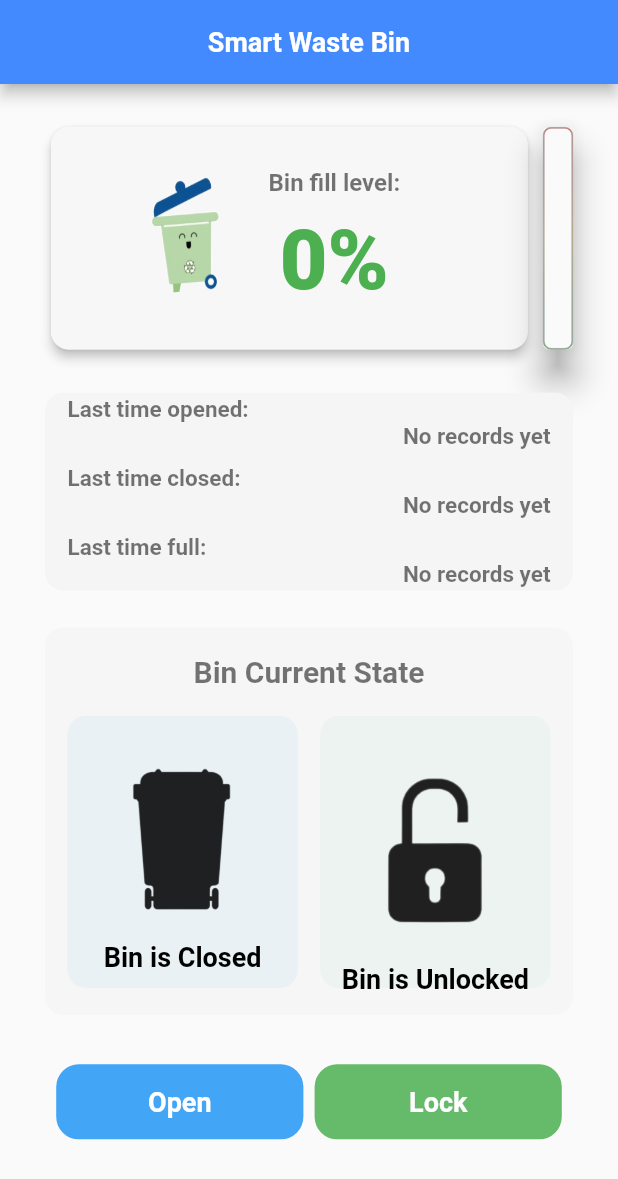
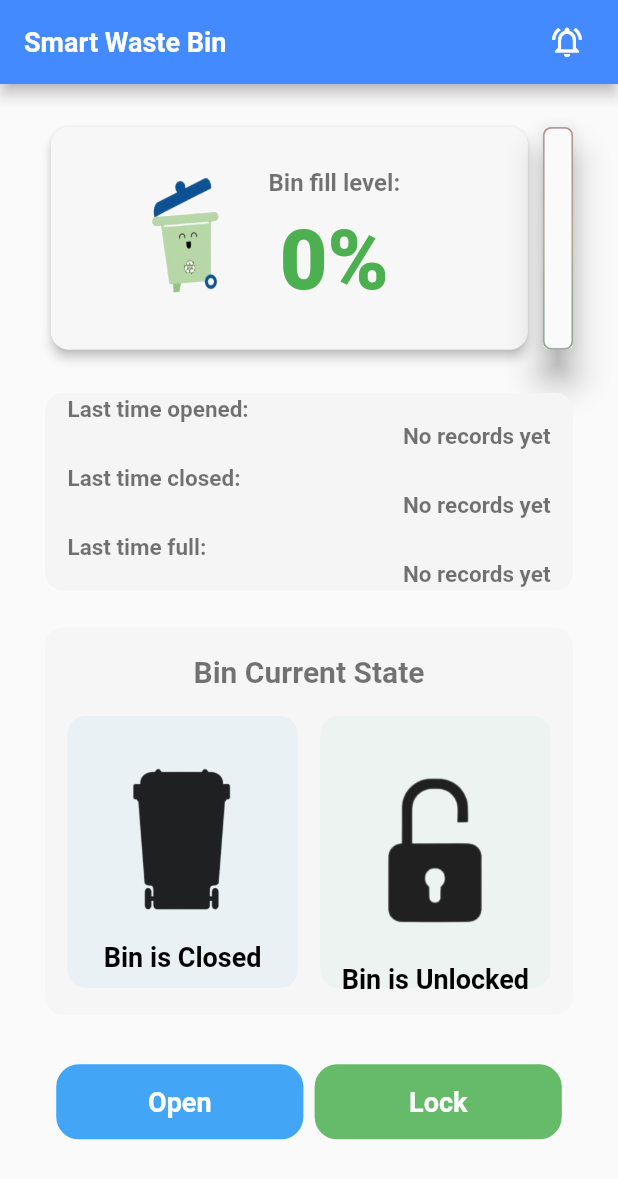
Before and after one commit to Enisco/smart_bin_advanced, a Flutter app: the screen it shows after launch, on a phone screen of 412 x 824 dp. Shown: the top 1179 px of the screen. Run offline on Flutter 3.47's test engine with Material 2 defaults, Android fonts, the light colour scheme and no system bars; our stand-ins replace flutter_local_notifications, get; missing offline and left inert: flutter_background, mqtt_client.

Commit message:
snooze scheduler

```diff
--- a/lib/presentation/controller.dart
+++ b/lib/presentation/controller.dart
@@ -18,6 +18,12 @@ class SmartWasteBinController extends GetxController {
   bool open = false;
   String? lastTimeOpened, lastTimeClosed, lastTimeFull;
 
+  void changeSnoozeState() {
+    snoozeNotification = !snoozeNotification;
+    update();
+    print("Bell pressed. snoozeNotification is now $snoozeNotification");
+  }
+
   String getLastTime() {
     DateTime now = DateTime.now();
     String lastTime =
@@ -33,6 +39,8 @@ class SmartWasteBinController extends GetxController {
   final builder = MqttClientPayloadBuilder();
   String pubTopic = 'wastebinapp/apptobin';
   String subTopic = 'wastebinapp/bintoapp';
+  bool snoozeNotification = false, shouldSnooze = false;
+  DateTime snoozeTime = DateTime.now();
 
   /// Functions
   Future<void> mqttConnect() async {
@@ -117,9 +125,24 @@ class SmartWasteBinController extends GetxController {
           }
 
           if (percentageVal >= 90) {
+            // if (snoozeNotification == true && shouldSnooze == false) {
+            //   print("Hallo here");
+            //   localNotificationServices.showNotification(percentageVal);
+            //   shouldSnooze = true;
+            //   snoozeTime.add(const Duration(minutes: 1));
+            // } else if (snoozeNotification == true && shouldSnooze == true) {
+            //   print("Hey! Im here");
+            //   if (snoozeTime.compareTo(DateTime.now()) >= 0) {
+            //     print("From this corner");
+            //     shouldSnooze = false;
+            //     localNotificationServices.showNotification(percentageVal);
+            //   }
+            // } else {
+            //   print("We dont know wjat's going on");
+            //   localNotificationServices.showNotification(percentageVal);
+            // }
             localNotificationServices.showNotification(percentageVal);
-            locked = true;
-            print("bin is now locked: locked = $locked");
+
             lastTimeFull = getLastTime();
             print("lastTimeFull: $lastTimeFull");
             update();
--- a/lib/presentation/view.dart
+++ b/lib/presentation/view.dart
@@ -31,7 +31,7 @@ class _SmartWasteBinPageViewState extends State<SmartWasteBinPageView> {
     return Scaffold(
       appBar: AppBar(
         backgroundColor: Colors.blueAccent,
-        centerTitle: true,
+        centerTitle: false,
         title: const Text(
           'Smart Waste Bin',
           style: TextStyle(
@@ -40,6 +40,22 @@ class _SmartWasteBinPageViewState extends State<SmartWasteBinPageView> {
             fontWeight: FontWeight.w600,
           ),
         ),
+        actions: [
+          GetBuilder<SmartWasteBinController>(
+            init: SmartWasteBinController(),
+            builder: (context) {
+              return IconButton(
+                onPressed: () {
+                  controller.changeSnoozeState();
+                },
+                icon: Icon(controller.snoozeNotification
+                    ? Icons.notifications_off_outlined
+                    : Icons.notifications_active_outlined),
+              );
+            },
+          ),
+          const SizedBox(width: 10),
+        ],
       ),
       body: GetBuilder<SmartWasteBinController>(
         init: SmartWasteBinController(),
@@ -103,7 +119,7 @@ class _SmartWasteBinPageViewState extends State<SmartWasteBinPageView> {
                                     color: controller.percentageVal >= 90
                                         ? Colors.red
                                         : controller.percentageVal >= 80
-                                            ? Colors.red[400]
+                                            ? Colors.amber[900]
                                             : controller.percentageVal >= 70
                                                 ? Colors.amber[700]
                                                 : controller.percentageVal >= 60
```
